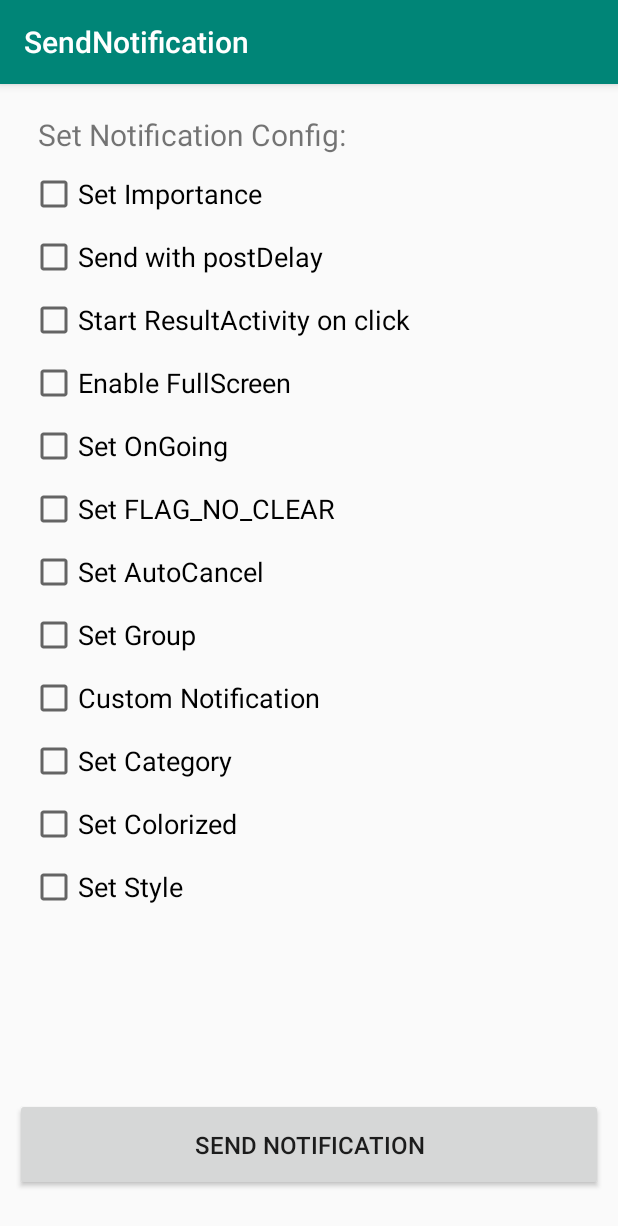
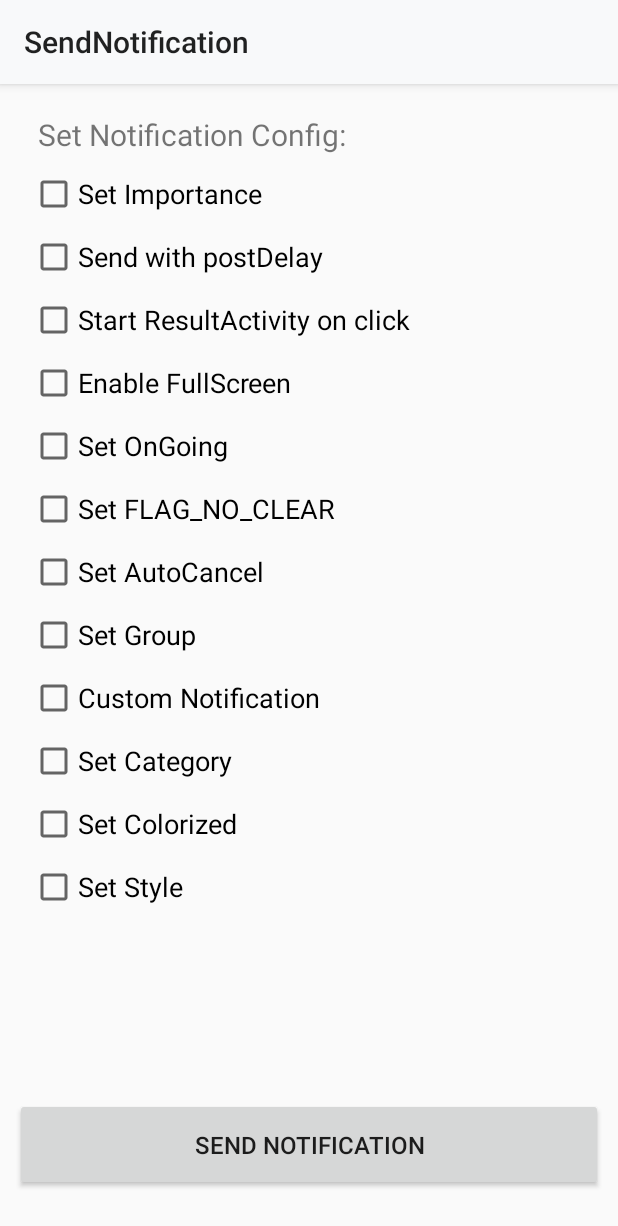
Before and after one commit to layonmartins/SendNotification, an Android app: the screen it shows after launch (MainActivity), on a phone screen of 412 x 824 dp. Shown: the top 1226 px of the screen. Run offline under Robolectric (Android 15) with nearby library versions, the phone set to English and light mode, and no system bars.

Commit message:
change AppTheme app bar to write and black icon statusbar

```diff
--- a/app/src/main/res/values/colors.xml
+++ b/app/src/main/res/values/colors.xml
@@ -1,6 +1,6 @@
 <?xml version="1.0" encoding="utf-8"?>
 <resources>
-    <color name="colorPrimary">#008577</color>
-    <color name="colorPrimaryDark">#00574B</color>
+    <color name="colorPrimary">#f8f9fa</color>
+    <color name="colorPrimaryDark">#e8eaed</color>
     <color name="colorAccent">#D81B60</color>
 </resources>
--- a/app/src/main/res/values/styles.xml
+++ b/app/src/main/res/values/styles.xml
@@ -1,8 +1,10 @@
 <resources>
 
     <!-- Base application theme. -->
-    <style name="AppTheme" parent="Theme.AppCompat.Light.DarkActionBar">
+    <style name="AppTheme" parent="Theme.AppCompat.Light">
         <!-- Customize your theme here. -->
+        <item name="android:statusBarColor">@color/colorPrimaryDark</item>
+        <item name="android:windowLightStatusBar">true</item>
         <item name="colorPrimary">@color/colorPrimary</item>
         <item name="colorPrimaryDark">@color/colorPrimaryDark</item>
         <item name="colorAccent">@color/colorAccent</item>
```
